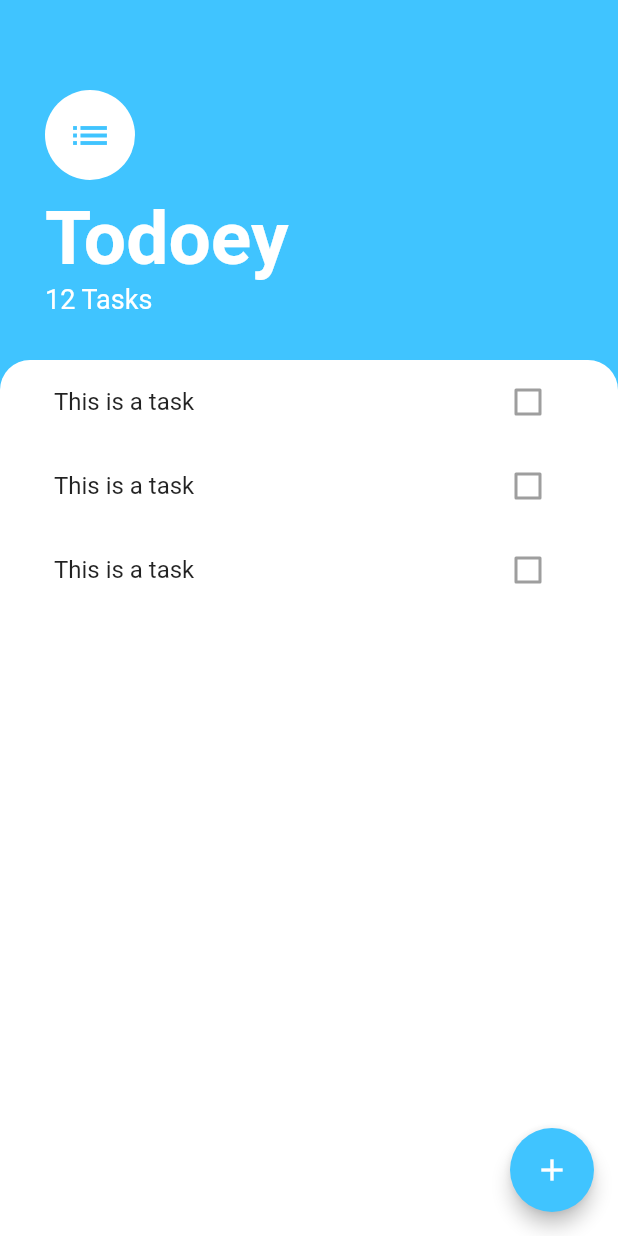
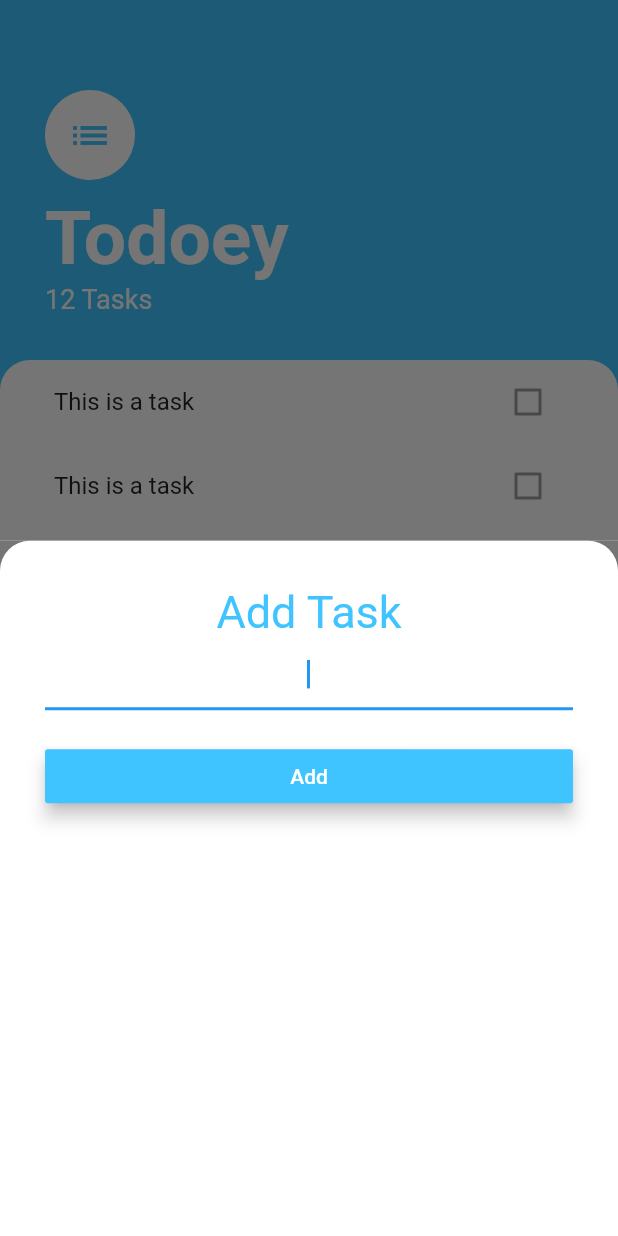
Before and after one commit to ashwanisng/To-Do-List-App, a Flutter app: the screen it shows after launch, after a tap on the "add" icon, on a phone screen of 412 x 824 dp. Run offline on Flutter 3.47's test engine with Material 2 defaults, Android fonts, the phone set to English and light mode, and no system bars.

Commit message:
add task screen added

```diff
--- /dev/null
+++ b/lib/screens/add_task_screen.dart
@@ -0,0 +1,51 @@
+import 'package:flutter/material.dart';
+
+class AddTaskScreen extends StatelessWidget {
+  @override
+  Widget build(BuildContext context) {
+    return Container(
+      color: Color(0xff757575),
+      child: Container(
+        padding: EdgeInsets.all(30.0),
+        decoration: BoxDecoration(
+          color: Colors.white,
+          borderRadius: BorderRadius.only(
+            topLeft: Radius.circular(20.0),
+            topRight: Radius.circular(20.0),
+          ),
+        ),
+        child: Column(
+          crossAxisAlignment: CrossAxisAlignment.stretch,
+          children: [
+            Text(
+              'Add Task',
+              textAlign: TextAlign.center,
+              style: TextStyle(
+                color: Colors.lightBlueAccent,
+                fontSize: 30.0,
+              ),
+            ),
+            TextField(
+              autofocus: true,
+              textAlign: TextAlign.center,
+            ),
+            SizedBox(
+              height: 20.0,
+            ),
+            MaterialButton(
+              onPressed: () {},
+              color: Colors.lightBlueAccent,
+              elevation: 5.0,
+              child: Text(
+                'Add',
+                style: TextStyle(
+                  color: Colors.white,
+                ),
+              ),
+            ),
+          ],
+        ),
+      ),
+    );
+  }
+}
--- a/lib/screens/task_screens.dart
+++ b/lib/screens/task_screens.dart
@@ -1,4 +1,5 @@
 import 'package:flutter/material.dart';
+import 'package:to_do_app/screens/add_task_screen.dart';
 import 'package:to_do_app/widgets/task_list.dart';
 
 class TaskScreen extends StatelessWidget {
@@ -7,7 +8,10 @@ class TaskScreen extends StatelessWidget {
     return Scaffold(
       backgroundColor: Colors.lightBlueAccent,
       floatingActionButton: FloatingActionButton(
-        onPressed: () {},
+        onPressed: () {
+          showModalBottomSheet(
+              context: context, builder: (context) => AddTaskScreen());
+        },
         elevation: 5.0,
         backgroundColor: Colors.lightBlueAccent,
         child: Icon(
```
